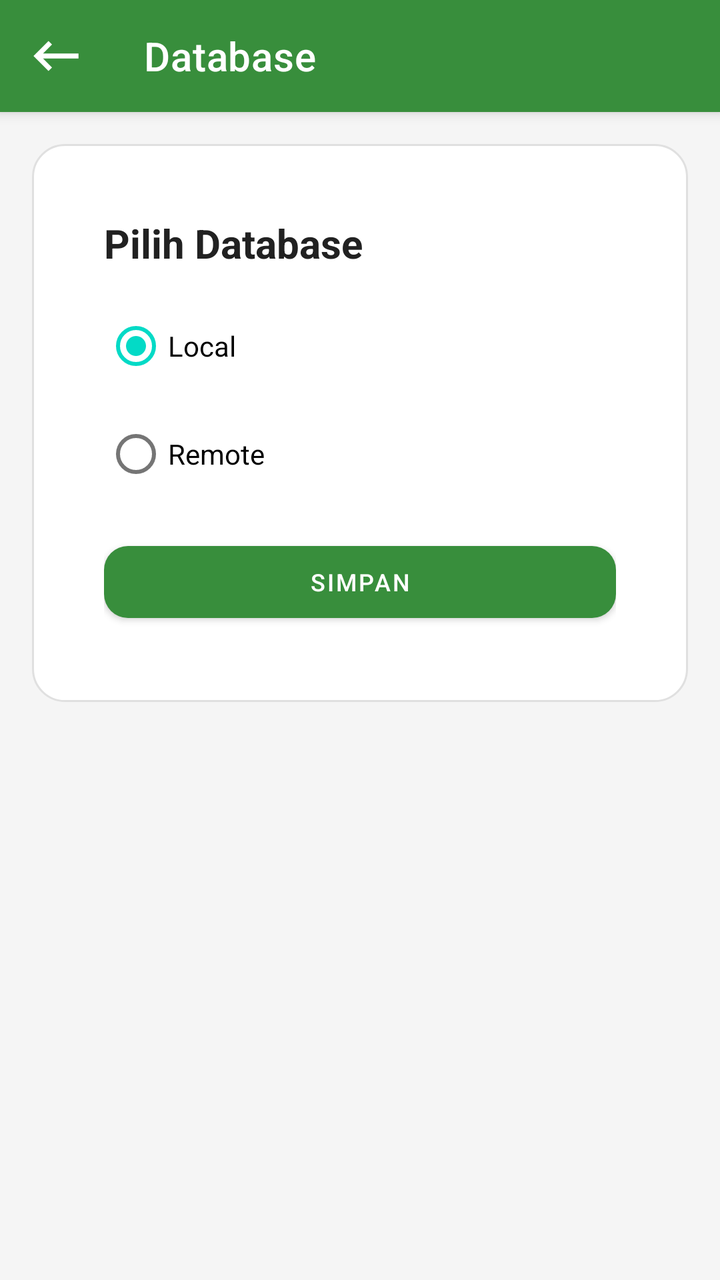
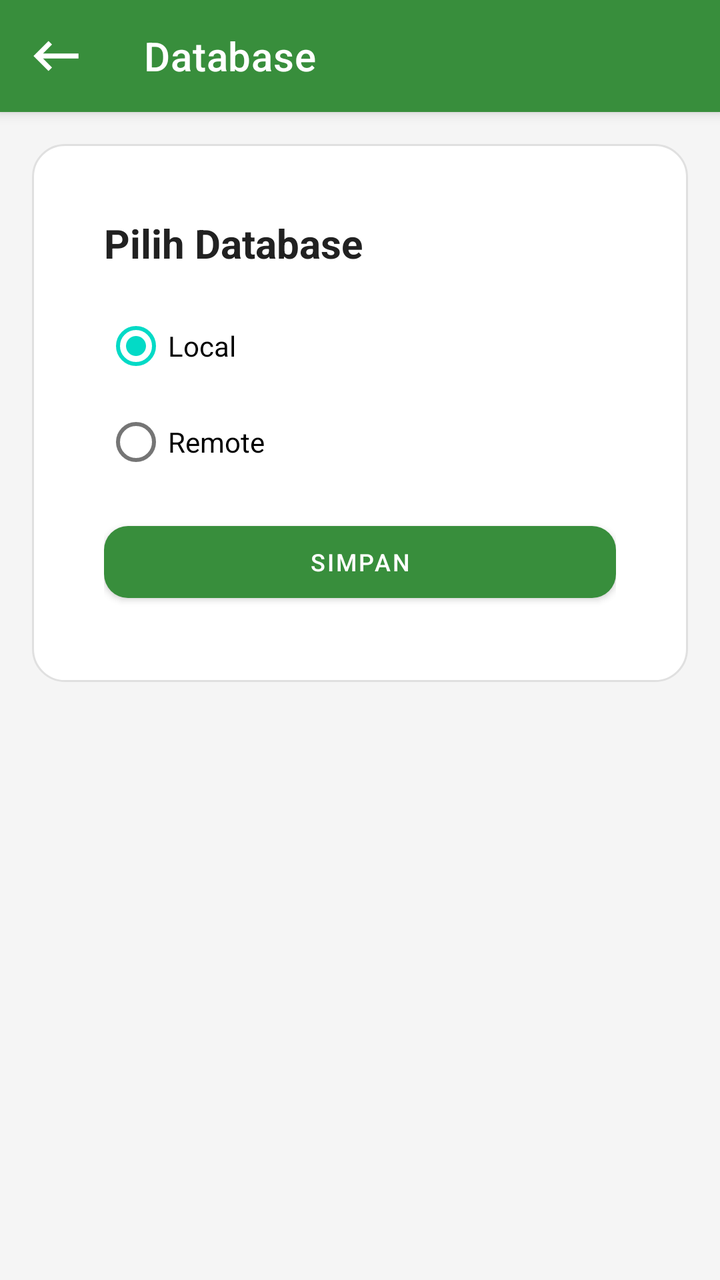

Before-and-after screenshots of an Android layout around one commit, followed by the original layout XML and the change that was made.
<!-- AndroidManifest.xml: application theme Theme.DasPos -->
<!-- res/layout/activity_select_database.xml -->
<?xml version="1.0" encoding="utf-8"?>
<LinearLayout xmlns:android="http://schemas.android.com/apk/res/android"
    xmlns:app="http://schemas.android.com/apk/res-auto"
    android:layout_width="match_parent"
    android:layout_height="match_parent"
    android:background="@color/warm_gray"
    android:orientation="vertical">

    <com.google.android.material.appbar.MaterialToolbar
        android:id="@+id/toolbar"
        style="@style/DasPosToolbar"
        android:layout_width="match_parent"
        android:layout_height="?attr/actionBarSize"
        app:navigationIcon="@drawable/ic_back"
        app:title="@string/database" />

    <ScrollView
        android:layout_width="match_parent"
        android:layout_height="wrap_content">

        <LinearLayout
            android:layout_width="match_parent"
            android:layout_height="wrap_content"
            android:padding="16dp">

            <LinearLayout
            android:layout_width="match_parent"
            android:layout_height="wrap_content"
            android:background="@drawable/bg_card"
            android:orientation="vertical"
            android:padding="16dp">

            <LinearLayout
                android:layout_width="match_parent"
                android:layout_height="wrap_content"
                android:orientation="vertical"
                android:padding="20dp">

                <TextView
                    android:layout_width="wrap_content"
                    android:layout_height="wrap_content"
                    android:text="@string/select_database"
                    android:textColor="@color/text_primary"
                    android:textSize="20sp"
                    android:textStyle="bold" />

                <RadioGroup
                    android:id="@+id/rgDatabase"
                    android:layout_width="match_parent"
                    android:layout_height="wrap_content"
                    android:layout_marginTop="14dp"
                    android:orientation="vertical">

                    <RadioButton
                        android:id="@+id/rbLocal"
                        android:layout_width="wrap_content"
                        android:layout_height="wrap_content"
                        android:checked="true"
                        android:text="@string/local_database" />

                    <RadioButton
                        android:id="@+id/rbRemote"
                        android:layout_width="wrap_content"
                        android:layout_height="wrap_content"
                        android:layout_marginTop="6dp"
                        android:text="@string/remote_database" />
                </RadioGroup>

                <LinearLayout
                    android:id="@+id/layoutRemote"
                    android:layout_width="match_parent"
                    android:layout_height="wrap_content"
                    android:layout_marginTop="14dp"
                    android:orientation="vertical"
                    android:visibility="gone">

                    <TextView
                        android:layout_width="wrap_content"
                        android:layout_height="wrap_content"
                        android:text="IP Address"
                        android:textColor="@color/text_secondary"
                        android:textSize="12sp" />

                    <EditText
                        android:id="@+id/etDbIp"
                        android:layout_width="match_parent"
                        android:layout_height="wrap_content"
                        android:layout_marginTop="6dp"
                        android:background="@drawable/bg_input"
                        android:padding="12dp"
                        android:textSize="14sp" />

                    <TextView
                        android:layout_width="wrap_content"
                        android:layout_height="wrap_content"
                        android:layout_marginTop="10dp"
                        android:text="Port"
                        android:textColor="@color/text_secondary"
                        android:textSize="12sp" />

                    <EditText
                        android:id="@+id/etDbPort"
                        android:layout_width="match_parent"
                        android:layout_height="wrap_content"
                        android:layout_marginTop="6dp"
                        android:background="@drawable/bg_input"
                        android:inputType="number"
                        android:padding="12dp"
                        android:textSize="14sp" />

                    <TextView
                        android:layout_width="wrap_content"
                        android:layout_height="wrap_content"
                        android:layout_marginTop="10dp"
                        android:text="@string/label_username"
                        android:textColor="@color/text_secondary"
                        android:textSize="12sp" />

                    <EditText
                        android:id="@+id/etDbUsername"
                        android:layout_width="match_parent"
                        android:layout_height="wrap_content"
                        android:layout_marginTop="6dp"
                        android:background="@drawable/bg_input"
                        android:padding="12dp"
                        android:textSize="14sp" />

                    <TextView
                        android:layout_width="wrap_content"
                        android:layout_height="wrap_content"
                        android:layout_marginTop="10dp"
                        android:text="@string/label_password"
                        android:textColor="@color/text_secondary"
                        android:textSize="12sp" />

                    <EditText
                        android:id="@+id/etDbPassword"
                        android:layout_width="match_parent"
                        android:layout_height="wrap_content"
                        android:layout_marginTop="6dp"
                        android:background="@drawable/bg_input"
                        android:padding="12dp"
                        android:textSize="14sp" />

                    <com.google.android.material.button.MaterialButton
                        android:id="@+id/btnTestConnection"
                        style="@style/DasPosGrayButton"
                        android:layout_width="match_parent"
                        android:layout_height="wrap_content"
                        android:layout_marginTop="12dp"
                        android:text="@string/test_connection" />
                </LinearLayout>

                <com.google.android.material.button.MaterialButton
                    android:id="@+id/btnSaveDatabase"
                    style="@style/DasPosPrimaryButton"
                    android:layout_width="match_parent"
                    android:layout_height="wrap_content"
                    android:layout_marginTop="16dp"
                    android:text="@string/save" />
            </LinearLayout>
        </LinearLayout>
        </LinearLayout>
    </ScrollView>
</LinearLayout>
<!-- resources referenced by this layout -->
<resources>
  <color name="text_primary">#212121</color>
  <color name="text_secondary">#666666</color>
  <color name="warm_gray">#F5F5F5</color>
  <!-- drawable bg_card (drawable) -->
  <?xml version="1.0" encoding="utf-8"?>
  <shape xmlns:android="http://schemas.android.com/apk/res/android">
      <solid android:color="@color/surface_white" />
      <corners android:radius="16dp" />
      <padding android:left="16dp" android:top="16dp" android:right="16dp" android:bottom="16dp" />
      <stroke android:width="1dp" android:color="@color/divider" />
  </shape>
  <!-- drawable bg_input (drawable) -->
  <?xml version="1.0" encoding="utf-8"?>
  
  <shape xmlns:android="http://schemas.android.com/apk/res/android">
      <solid android:color="@color/surface_white" />
      <corners android:radius="16dp" />
      <padding android:left="16dp" android:top="16dp" android:right="16dp" android:bottom="16dp" />
      <stroke android:width="1dp" android:color="@color/divider" />
  </shape>
  <!-- drawable ic_back (drawable) -->
  <vector xmlns:android="http://schemas.android.com/apk/res/android"
      android:width="30dp"
      android:height="30dp"
      android:tint="#FFFFFF"
      android:viewportWidth="24"
      android:viewportHeight="24">
      <path
          android:fillColor="@android:color/white"
          android:pathData="M21,11H6.83l3.58,-3.59L9,6l-6,6 6,6 1.41,-1.41L6.83,13H21z" />
  </vector>
  <string name="database">Database</string>
  <string name="label_password">Password</string>
  <string name="label_username">Username</string>
  <string name="local_database">Local</string>
  <string name="remote_database">Remote</string>
  <string name="save">Simpan</string>
  <string name="select_database">Pilih Database</string>
  <string name="test_connection">Tes Koneksi</string>
  <style name="DasPosGrayButton" parent="Widget.MaterialComponents.Button">
          <item name="backgroundTint">@color/button_gray</item>
          <item name="android:textColor">@android:color/black</item>
          <item name="android:textSize">12sp</item>
          <item name="cornerRadius">12dp</item>
          <item name="android:minHeight">48dp</item>
      </style>
  <style name="DasPosPrimaryButton" parent="Widget.MaterialComponents.Button">
          <item name="backgroundTint">@color/primary_green</item>
          <item name="android:textColor">@color/surface_white</item>
          <item name="android:textSize">12sp</item>
          <item name="cornerRadius">12dp</item>
          <item name="android:minHeight">48dp</item>
      </style>
  <style name="DasPosToolbar" parent="Widget.MaterialComponents.Toolbar.Primary">
          <item name="android:background">@color/primary_green</item>
          <item name="titleTextColor">@color/surface_white</item>
          <item name="navigationIconTint">@color/surface_white</item>
      </style>
  <style name="Theme.DasPos" parent="Theme.MaterialComponents.Light.NoActionBar">
          <item name="colorPrimary">@color/primary_green</item>
          <item name="colorPrimaryVariant">@color/primary_green_dark</item>
          <item name="colorOnPrimary">@color/surface_white</item>
          <item name="colorSurface">@color/surface_white</item>
          <item name="android:statusBarColor">@color/primary_green_dark</item>
      </style>
  <color name="surface_white">#FFFFFF</color>
  <color name="divider">#E0E0E0</color>
  <color name="button_gray">#BDBDBD</color>
  <color name="primary_green">#388E3C</color>
  <color name="primary_green_dark">#2E7D32</color>
</resources>

<!-- the commit's change to res/layout/activity_select_database.xml (unified diff, before → after) -->
@@ -61,16 +61,14 @@
                     <RadioButton
                         android:id="@+id/rbRemote"
                         android:layout_width="wrap_content"
-                        android:layout_height="wrap_content"
-                        android:layout_marginTop="6dp"
-                        android:text="@string/remote_database" />
+                        android:layout_height="wrap_content"                        android:text="@string/remote_database" />
                 </RadioGroup>
 
                 <LinearLayout
                     android:id="@+id/layoutRemote"
                     android:layout_width="match_parent"
                     android:layout_height="wrap_content"
-                    android:layout_marginTop="14dp"
+                    android:layout_marginTop="12dp"
                     android:orientation="vertical"
                     android:visibility="gone">
 
@@ -87,13 +85,13 @@
                         android:layout_height="wrap_content"
                         android:layout_marginTop="6dp"
                         android:background="@drawable/bg_input"
-                        android:padding="12dp"
+                        android:padding="8dp"
                         android:textSize="14sp" />
 
                     <TextView
                         android:layout_width="wrap_content"
                         android:layout_height="wrap_content"
-                        android:layout_marginTop="10dp"
+                        android:layout_marginTop="6dp"
                         android:text="Port"
                         android:textColor="@color/text_secondary"
                         android:textSize="12sp" />
@@ -105,13 +103,13 @@
                         android:layout_marginTop="6dp"
                         android:background="@drawable/bg_input"
                         android:inputType="number"
-                        android:padding="12dp"
-                        android:textSize="14sp" />
+                        android:padding="8dp"
+                        android:textSize="12sp" />
 
                     <TextView
                         android:layout_width="wrap_content"
                         android:layout_height="wrap_content"
-                        android:layout_marginTop="10dp"
+                        android:layout_marginTop="6dp"
                         android:text="@string/label_username"
                         android:textColor="@color/text_secondary"
                         android:textSize="12sp" />
@@ -123,12 +121,12 @@
                         android:layout_marginTop="6dp"
                         android:background="@drawable/bg_input"
                         android:padding="12dp"
-                        android:textSize="14sp" />
+                        android:textSize="12sp" />
 
                     <TextView
                         android:layout_width="wrap_content"
                         android:layout_height="wrap_content"
-                        android:layout_marginTop="10dp"
+                        android:layout_marginTop="6dp"
                         android:text="@string/label_password"
                         android:textColor="@color/text_secondary"
                         android:textSize="12sp" />
@@ -140,7 +138,7 @@
                         android:layout_marginTop="6dp"
                         android:background="@drawable/bg_input"
                         android:padding="12dp"
-                        android:textSize="14sp" />
+                        android:textSize="12sp" />
 
                     <com.google.android.material.button.MaterialButton
                         android:id="@+id/btnTestConnection"
@@ -156,7 +154,7 @@
                     style="@style/DasPosPrimaryButton"
                     android:layout_width="match_parent"
                     android:layout_height="wrap_content"
-                    android:layout_marginTop="16dp"
+                    android:layout_marginTop="12dp"
                     android:text="@string/save" />
             </LinearLayout>
         </LinearLayout>
